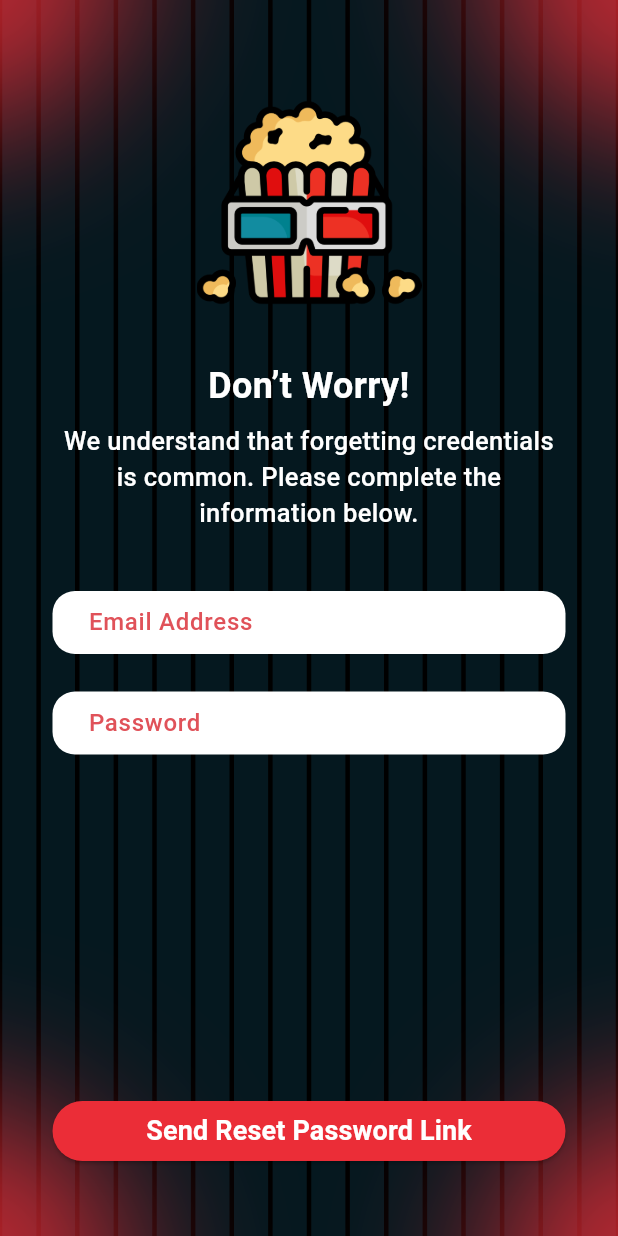
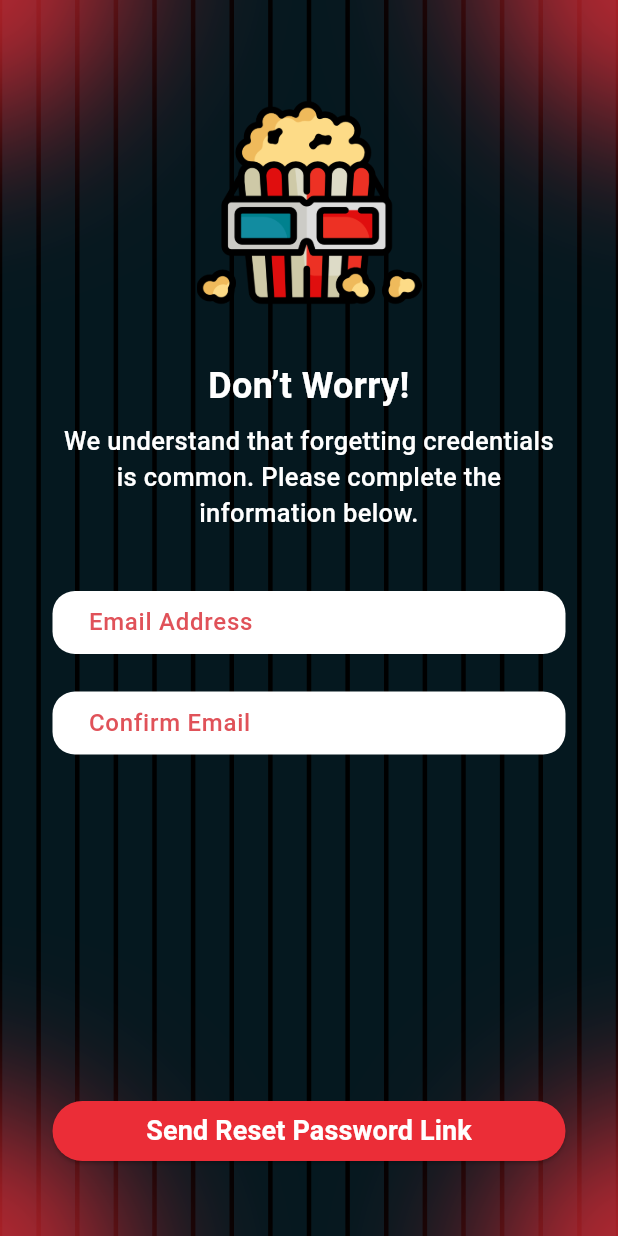
Before and after one commit to Paulidex/EAN-Elections, a Flutter app: the ForgotPasswordScreen screen opened directly, on a phone screen of 412 x 824 dp. Run offline on Flutter 3.47's test engine with Material 3 defaults, Android fonts, the light colour scheme and no system bars.

Commit message:
fix(text): correct email text

```diff
--- a/lib/screens/forgot_password_screen.dart
+++ b/lib/screens/forgot_password_screen.dart
@@ -61,7 +61,7 @@
 
                   const SizedBox(height: 25), // Spacer between fields
                   // Custom text field for new password input
-                  const CustomTextField(labelText: 'Password'),
+                  const CustomTextField(labelText: 'Confirm Email'),
 
                   const SizedBox(height: 10), // Small spacer
                 ],
```
